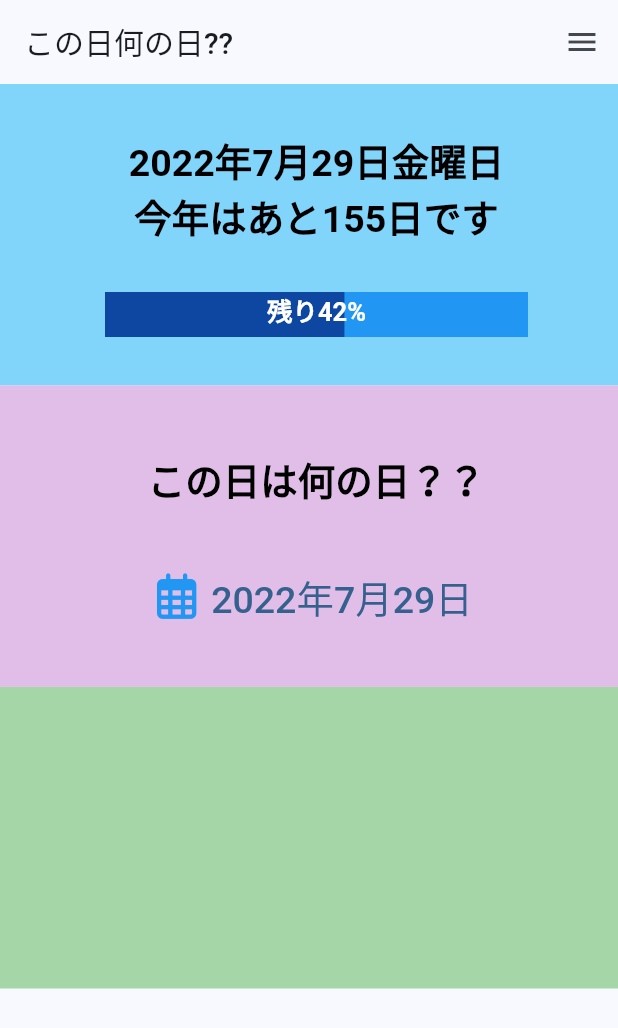
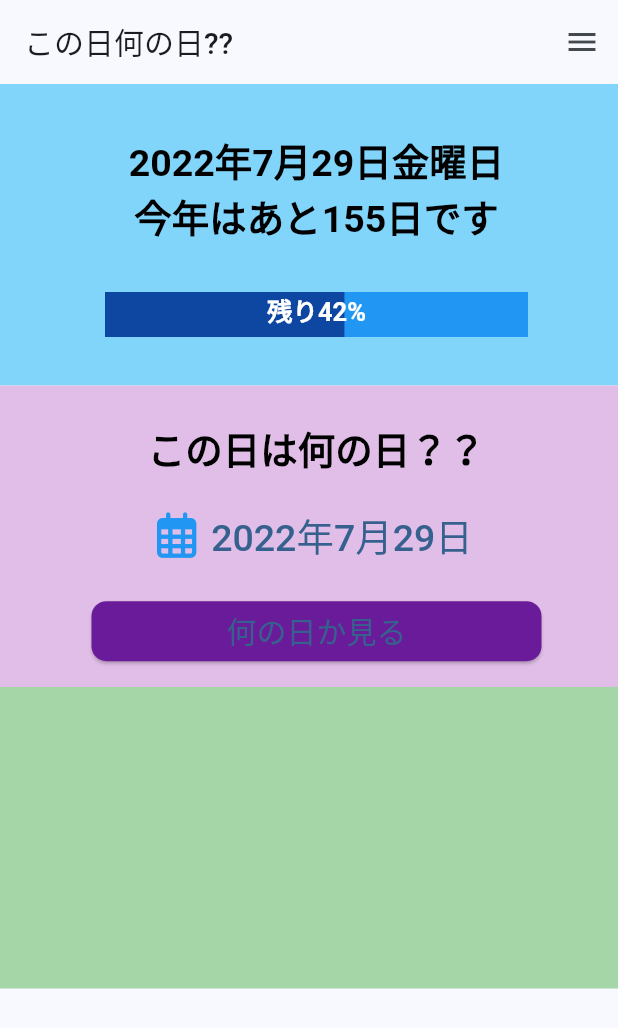
Before and after one commit to xiaopebaka/whats_today, a Flutter app: the screen it shows after launch, on a phone screen of 412 x 824 dp. Shown: the top 1028 px of the screen. Run offline on Flutter 3.47's test engine with Material 2 defaults, Android fonts, the phone set to English and light mode, and no system bars; our stand-ins replace flutter_datetime_picker, flutter_riverpod, font_awesome_flutter, google_fonts.

Commit message:
ボタンを追加

```diff
--- a/lib/whats_today.dart
+++ b/lib/whats_today.dart
@@ -110,7 +110,15 @@ class whats_today extends ConsumerWidget  {
                         currentTime: ref.watch(myDateTimeProvider.state).state, locale: LocaleType.jp
                     );
                   },
-                  label: Text(pickerdate,style: TextStyle(fontSize:25)),
+                  label: Text(pickerdate,style: const TextStyle(fontSize:25)),
+                ),
+                SizedBox(
+                  width: 300,
+                  child: ElevatedButton(
+                            style: ElevatedButton.styleFrom(textStyle: const TextStyle(fontSize: 20),shape:RoundedRectangleBorder(borderRadius:BorderRadius.circular(10.0)),primary: Colors.purple[800]),
+                            onPressed: () {},
+                            child: const Text('何の日か見る'),
+                          )
                 ),
               ]),
         ),
```
